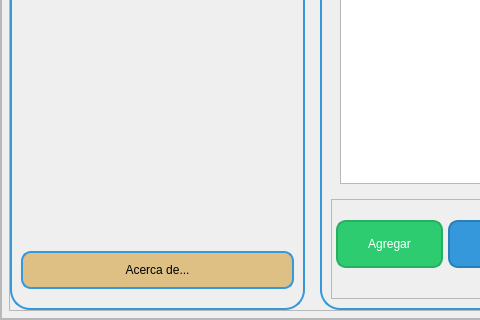
Before: the Qt Designer form interfaz.ui in Angelggp/Angelggp, drawn with Qt 5; both pictures show x 0 to 480 and y 562 to 882 of the 1171 by 882 pixel window.
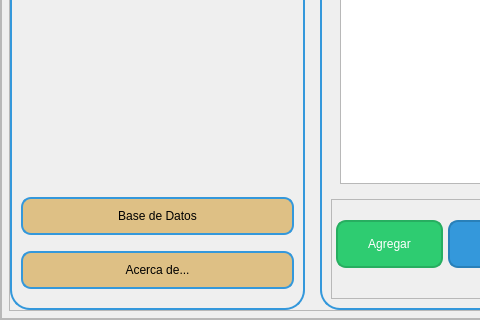
After: the same form once the commit is applied. Icons and pictures are not drawn.

Commit message: Agregué el botón Base de Datos para salir de la página acerca de, para llevar a cabo las operaciones de las primera página donde están contenidas las tablas

Patch:
```diff
--- a/interfaz.ui
+++ b/interfaz.ui
@@ -537,6 +537,13 @@
                   </property>
                  </spacer>
                 </item>
+                <item>
+                 <widget class="QPushButton" name="bt_tablas">
+                  <property name="text">
+                   <string>Base de Datos</string>
+                  </property>
+                 </widget>
+                </item>
                 <item>
                  <widget class="QPushButton" name="bt_acerca_de">
                   <property name="layoutDirection">
```
The commit also changes 2 other files.
